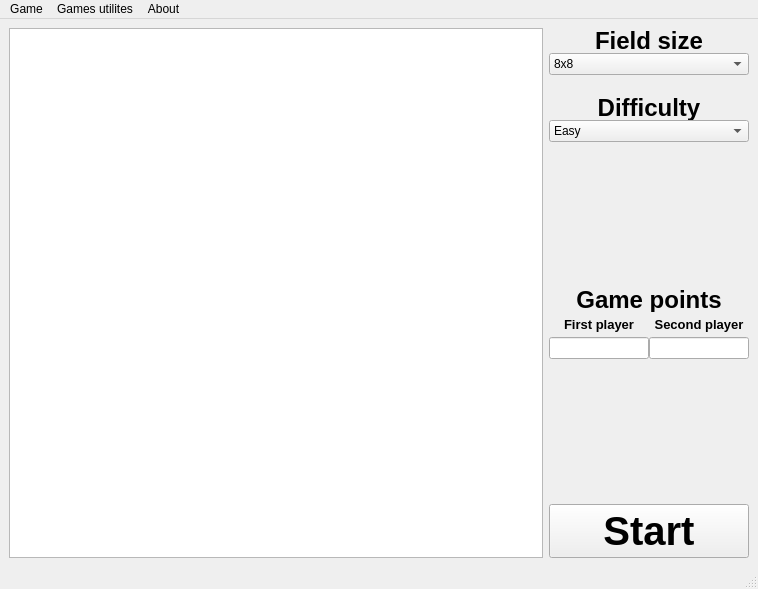
Qt form mainwindow.ui (SartaSMV/ChessKnights) before a commit.
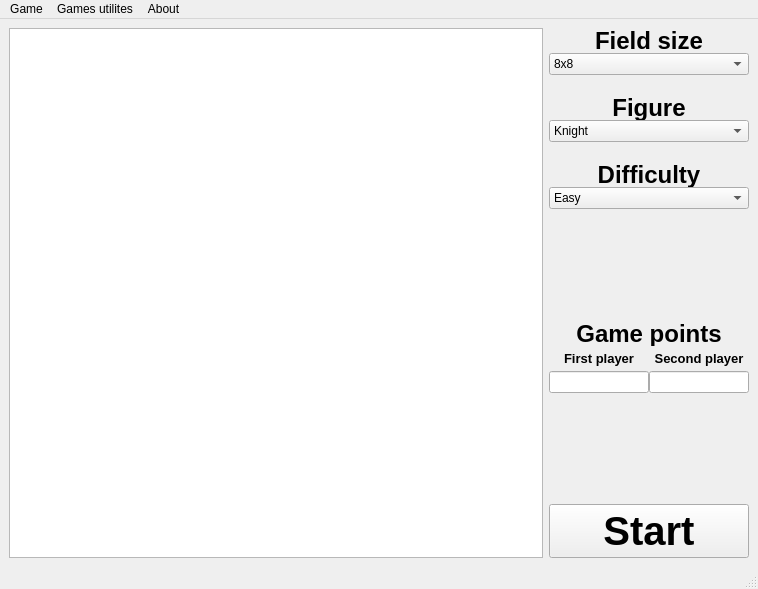
The same form after that commit. Icons and pictures are not drawn.

What changed in the file:
```diff
--- a/mainwindow.ui
+++ b/mainwindow.ui
@@ -29,7 +29,7 @@
      </widget>
     </item>
     <item>
-     <layout class="QVBoxLayout" name="verticalLayout" stretch="0,0,0,0,0,0,0,0,0,0">
+     <layout class="QVBoxLayout" name="verticalLayout" stretch="0,0,0,0,0,0,0,0,0,0,0,0,0">
       <property name="spacing">
        <number>0</number>
       </property>
@@ -124,6 +124,70 @@
         </property>
        </spacer>
       </item>
+      <item>
+       <widget class="QLabel" name="label_Figure">
+        <property name="minimumSize">
+         <size>
+          <width>200</width>
+          <height>25</height>
+         </size>
+        </property>
+        <property name="maximumSize">
+         <size>
+          <width>160</width>
+          <height>25</height>
+         </size>
+        </property>
+        <property name="font">
+         <font>
+          <pointsize>18</pointsize>
+          <weight>75</weight>
+          <bold>true</bold>
+         </font>
+        </property>
+        <property name="text">
+         <string>Figure</string>
+        </property>
+        <property name="alignment">
+         <set>Qt::AlignCenter</set>
+        </property>
+       </widget>
+      </item>
+      <item>
+       <widget class="QComboBox" name="comboBox_Figure">
+        <item>
+         <property name="text">
+          <string>Knight</string>
+         </property>
+        </item>
+        <item>
+         <property name="text">
+          <string>Bishop</string>
+         </property>
+        </item>
+        <item>
+         <property name="text">
+          <string>Rook</string>
+         </property>
+        </item>
+       </widget>
+      </item>
+      <item>
+       <spacer name="verticalSpacer_4">
+        <property name="orientation">
+         <enum>Qt::Vertical</enum>
+        </property>
+        <property name="sizeType">
+         <enum>QSizePolicy::Minimum</enum>
+        </property>
+        <property name="sizeHint" stdset="0">
+         <size>
+          <width>20</width>
+          <height>20</height>
+         </size>
+        </property>
+       </spacer>
+      </item>
       <item>
        <widget class="QLabel" name="label_Difficulty">
         <property name="minimumSize">
```
Left out of the diff: 16 changed lines with no effect on the pictures.
